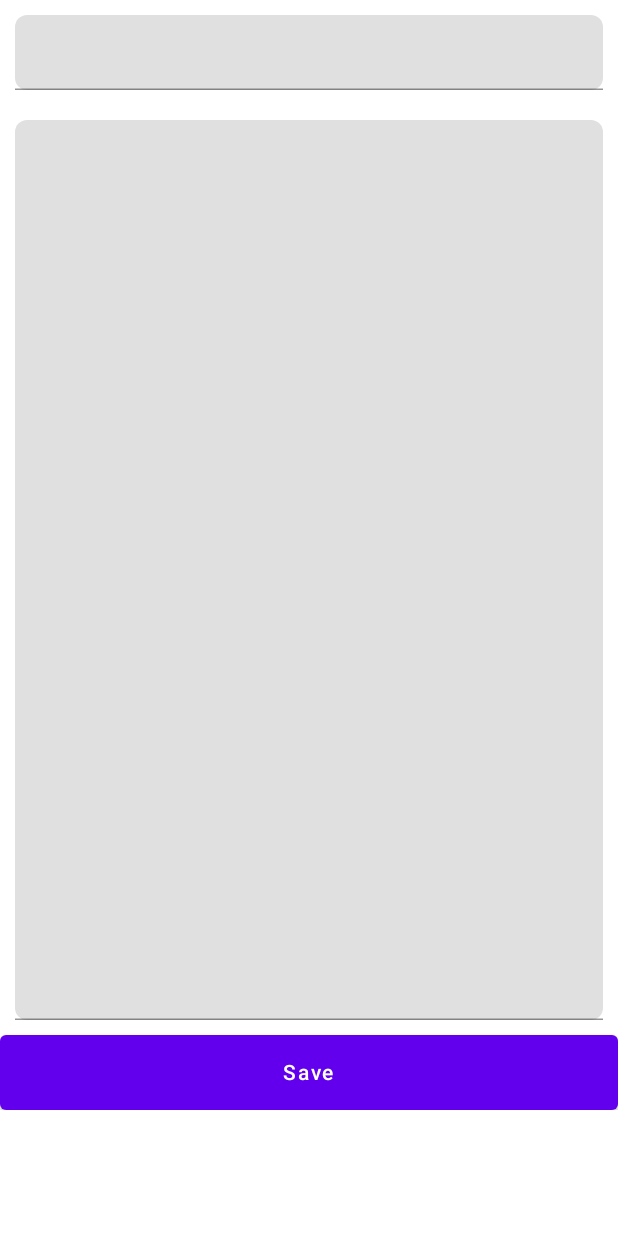
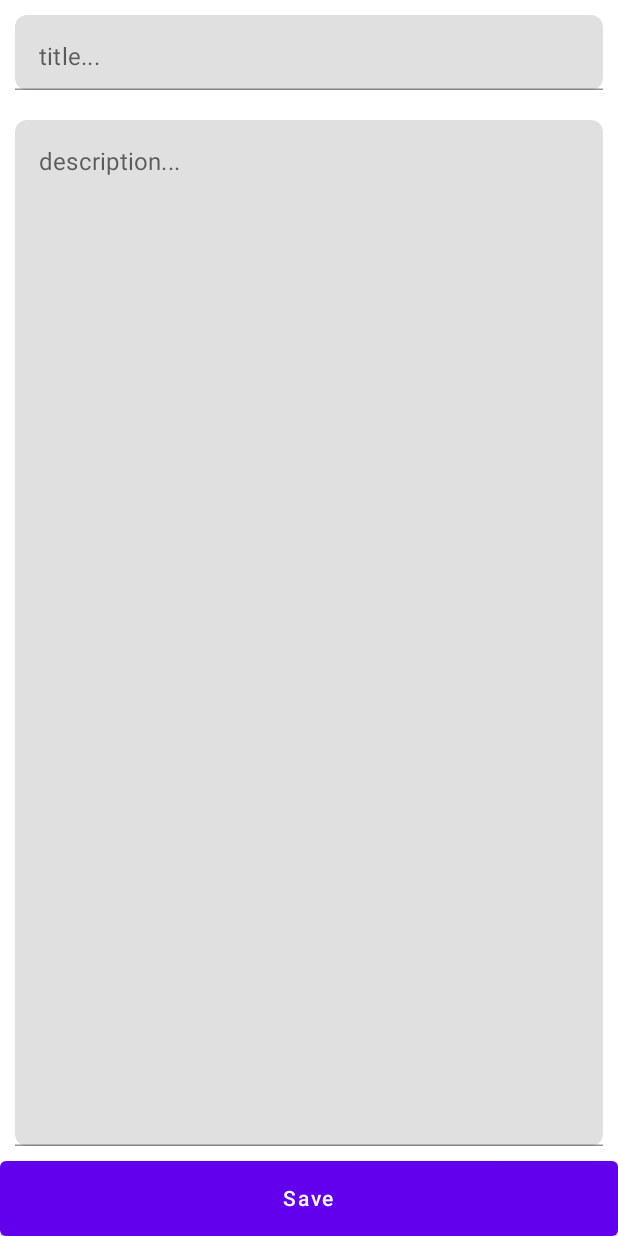
Before and after one commit to NUREKK2003/test_notes_app_colaboration, an Android app built with Jetpack Compose: the @Preview function AddNotePreview, on a phone screen of 412 x 824 dp. Run offline under Robolectric (Android 15) with nearby library versions, the phone set to English and light mode, and no system bars.

Commit message:
add notes screen 3

```diff
--- a/app/src/main/java/com/example/testnotesapp/views/AddNoteScreen.kt
+++ b/app/src/main/java/com/example/testnotesapp/views/AddNoteScreen.kt
@@ -17,7 +17,9 @@ import com.example.testnotesapp.ui.theme.TestNotesAppTheme
 fun AddNoteScreen(){
     Column() {
         InputTitle()
-        InputDescription()
+        Box(modifier = Modifier.weight(1f)){
+            InputDescription()
+        }
         SaveButton()
     }
 }
@@ -32,6 +34,7 @@ fun InputTitle(
     TextField(
         value = text,
         onValueChange = { text = it },
+        placeholder = {Text("title...")},
         shape = RoundedCornerShape(8.dp),
         modifier = modifier
             .fillMaxWidth()
@@ -47,10 +50,11 @@ fun InputDescription(
     TextField(
         value = text,
         onValueChange = { text = it },
+        placeholder = {Text("description...")},
         shape = RoundedCornerShape(8.dp),
         modifier = modifier
             .padding(10.dp)
-            .height(600.dp)
+            .fillMaxHeight()
             .fillMaxWidth()
     )
 }
```
